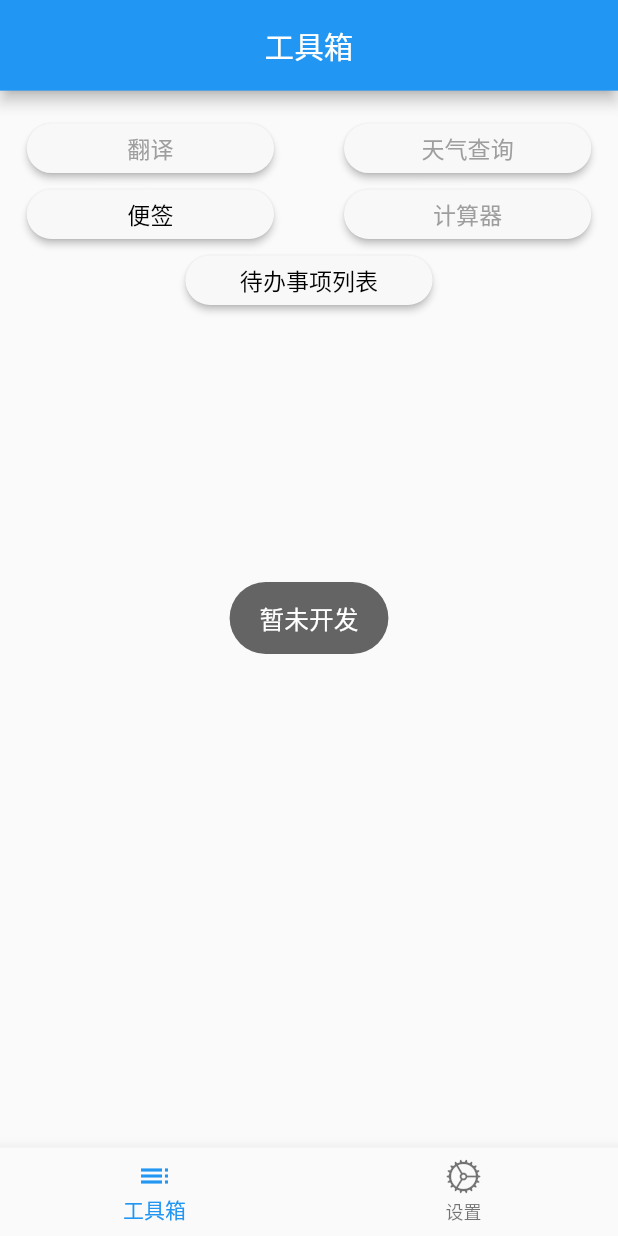
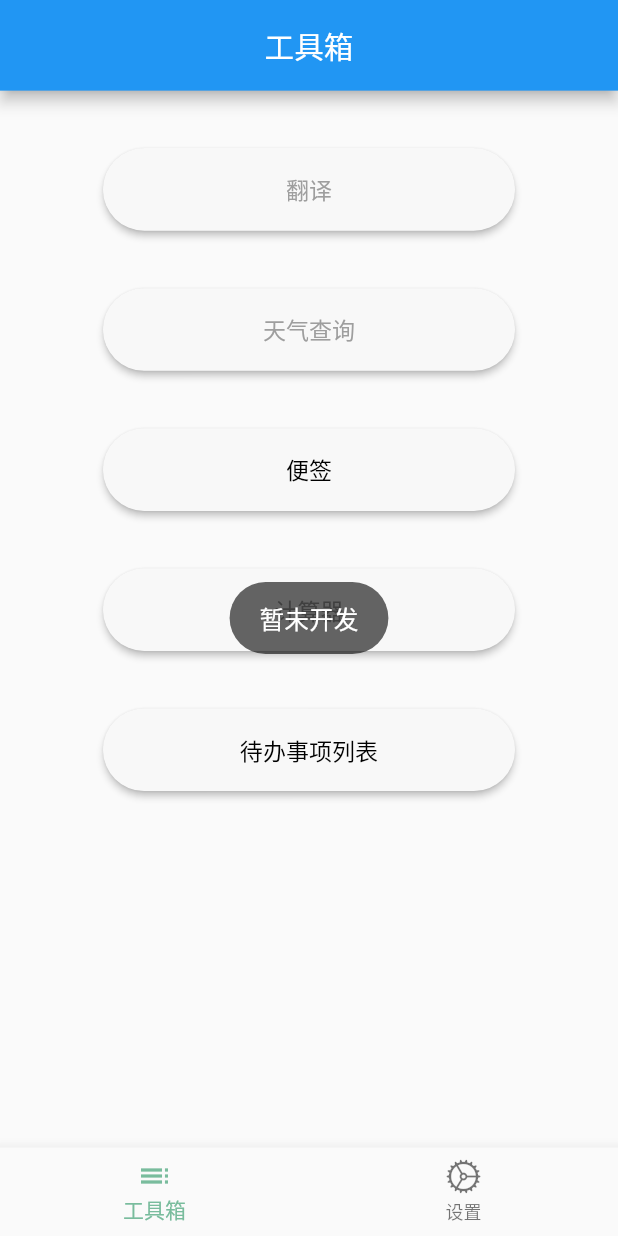
Before and after one commit to path-yu/simple_app, a Flutter app: the screen it shows after launch, after a tap on "翻译", on a phone screen of 412 x 824 dp. Run offline on Flutter 3.47's test engine with Material 2 defaults, Android fonts, the phone set to English and light mode, and no system bars; our stand-ins replace date_format, flutter_local_notifications, flutter_screenutil, flutter_slidable, fluttertoast, permission_handler and 2 more; missing offline and left inert: back_button_interceptor, quill_delta, zefyr; accounts and stored records are empty.

Commit message:
更新样式,选择便签删除添加判空条件,实现沉浸式导航栏

```diff
--- a/lib/common/color.dart
+++ b/lib/common/color.dart
@@ -1,7 +1,7 @@
 import 'package:flutter/material.dart';
 
-// 主题色
-const MaterialColor themeColor = Colors.blue;
+// 主题色 121,188,154
+const Color themeColor = Color.fromRGBO(121, 188, 157, 1);
 //0xff79BD98
 // app 背景颜色
 const Color appBackgroundColor = Color(0xfff7f7f7);
--- a/lib/components/base/build_base_app_bar.dart
+++ b/lib/components/base/build_base_app_bar.dart
@@ -2,11 +2,11 @@ import 'package:flutter/material.dart';
 import 'package:flutter_screenutil/flutter_screenutil.dart';
 
 // 基础Appbar
-AppBar buildBaseAppBar(String title,{ Widget? leading,List<Widget> ? action}) {
+AppBar buildBaseAppBar(String title, {Widget? leading, List<Widget>? action}) {
   return AppBar(
     toolbarHeight: ScreenUtil().setSp(55),
-    leading: leading ,
-    actions:action,
+    leading: leading,
+    actions: action,
     title: Text(
       title,
       style: TextStyle(fontSize: ScreenUtil().setSp(18)),
--- a/lib/main.dart
+++ b/lib/main.dart
@@ -1,5 +1,8 @@
+import 'dart:io';
+
 import 'package:flutter/cupertino.dart';
 import 'package:flutter/material.dart';
+import 'package:flutter/services.dart';
 import 'package:flutter_localizations/flutter_localizations.dart';
 import 'package:provider/provider.dart';
 import 'package:shared_preferences/shared_preferences.dart';
@@ -45,6 +48,12 @@ void main(List<String> args) {
     ));
     // 初始化本地通知插件
     await flutterLocalNotificationsPluginInit();
+    if (Platform.isAndroid) {
+      // 以下两行 设置android状态栏为透明的沉浸。写在组件渲染之后，是为了在渲染后进行set赋值，覆盖状态栏，写在渲染之前MaterialApp组件会覆盖掉这个值。
+      SystemUiOverlayStyle systemUiOverlayStyle =
+          const SystemUiOverlayStyle(statusBarColor: Colors.transparent);
+      SystemChrome.setSystemUIOverlayStyle(systemUiOverlayStyle);
+    }
   });
 }
 
@@ -90,7 +99,7 @@ class _MyAppState extends State<MyApp> {
       locale: context.watch<CurrentLocale>().value,
       // // 当系统请求“暗模式”时使用时, 使用暗模式
       theme: ThemeData(
-        primarySwatch: themeColor,
+        primaryColor: themeColor,
         visualDensity: VisualDensity.adaptivePlatformDensity,
         brightness: context.watch<CurrentTheme>().isNightMode
             ? Brightness.dark
--- a/lib/page/note_page.dart
+++ b/lib/page/note_page.dart
@@ -169,6 +169,9 @@ class _NotePageState extends State<NotePage> {
   // 点击底部删除按钮
   void handleDelete() async {
     showBaseCupertinoModalPopup(context, () async {
+      if (selectIndexList.isEmpty) {
+        return showToast(S.of(context).noSelectNoteMessage);
+      }
       //删除数据
       int result = await DBProvider().deleteByIds(selectIndexList);
       if (result > 0) {
--- a/lib/page/tool_kit_page.dart
+++ b/lib/page/tool_kit_page.dart
@@ -49,23 +49,20 @@ class _ToolKitPageState extends State<ToolKitPage> {
       primary: context.watch<CurrentTheme>().isNightMode
           ? easyDarkColor
           : const Color.fromRGBO(248, 248, 248, 1.0),
-      minimumSize: const Size(88, 36),
+      // minimumSize: const Size(88, 36),
       padding: const EdgeInsets.symmetric(horizontal: 16),
+      maximumSize: const Size(100, 100),
       shape: const RoundedRectangleBorder(
-        borderRadius: BorderRadius.all(Radius.circular(20)),
+        borderRadius: BorderRadius.all(Radius.circular(30)),
       ),
     );
     return Scaffold(
         appBar: buildBaseAppBar(S.of(context).toolKit),
         body: Container(
-            margin: EdgeInsets.only(top: ScreenUtil().setSp(20)),
-            child: SizedBox(
-              width: double.infinity,
-              child: Wrap(
-                spacing: ScreenUtil().setSp(10),
-                runSpacing: ScreenUtil().setSp(10),
-                alignment: WrapAlignment.spaceAround, //沿主轴方向居中
-                runAlignment: WrapAlignment.spaceAround,
+          // color: Colors.blue.shade300,
+          child: ListView(
+            physics: const BouncingScrollPhysics(
+                parent: AlwaysScrollableScrollPhysics()),
             children: toolList.map((e) {
               Color buttonTextColor;
               String routerPath = e['RouterPath'];
@@ -76,9 +73,14 @@ class _ToolKitPageState extends State<ToolKitPage> {
                     ? Colors.white
                     : Colors.black;
               }
-                  return SizedBox(
-                    width: ScreenUtil().setWidth(150),
-                    height: ScreenUtil().setHeight(30),
+              return Container(
+                height: ScreenUtil().setHeight(50),
+                margin: EdgeInsets.only(top: ScreenUtil().setHeight(35)),
+                child: Row(
+                  mainAxisAlignment: MainAxisAlignment.center,
+                  children: [
+                    SizedBox(
+                      width: ScreenUtil().setWidth(250),
                       child: ElevatedButton(
                           // color: const Color.fromRGBO(248, 248, 248, 1.0),
                           // shape: RoundedRectangleBorder(
@@ -93,9 +95,12 @@ class _ToolKitPageState extends State<ToolKitPage> {
                                   color: buttonTextColor),
                             ),
                           )),
+                    )
+                  ],
+                ),
               );
             }).toList(),
           ),
-            )));
+        ));
   }
 }
```
Also changed, not shown: lib/generated/intl/messages_en.dart, lib/generated/intl/messages_zh_CN.dart, lib/generated/l10n.dart. Lines whose indentation alone changed are shown as unchanged.
